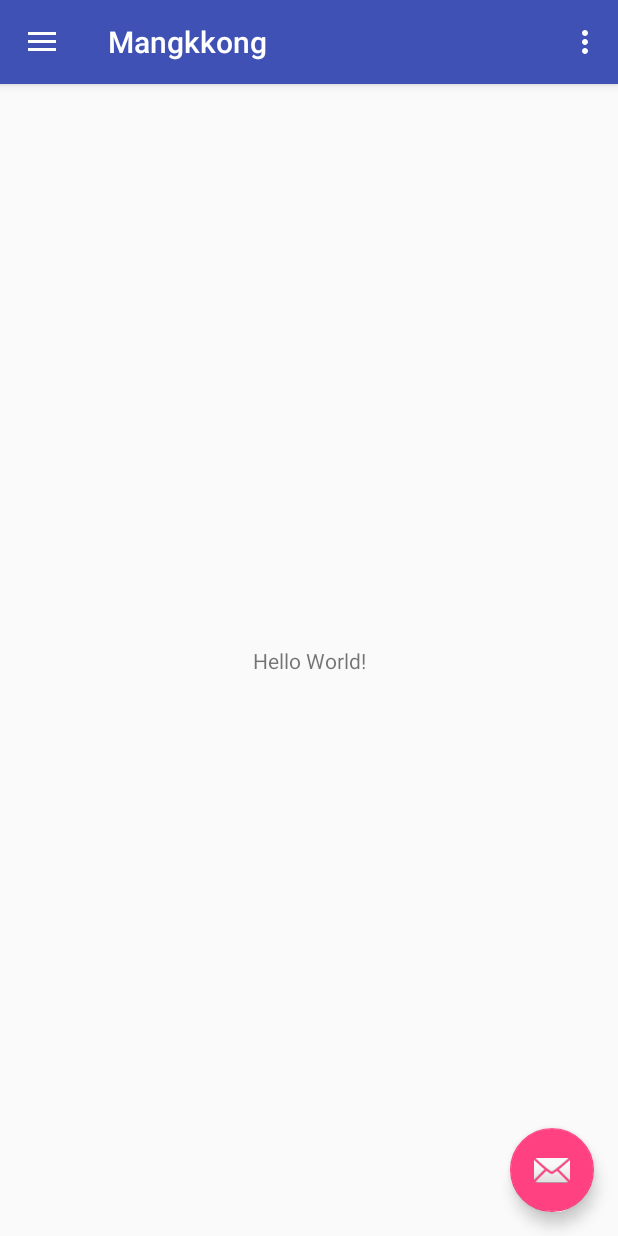
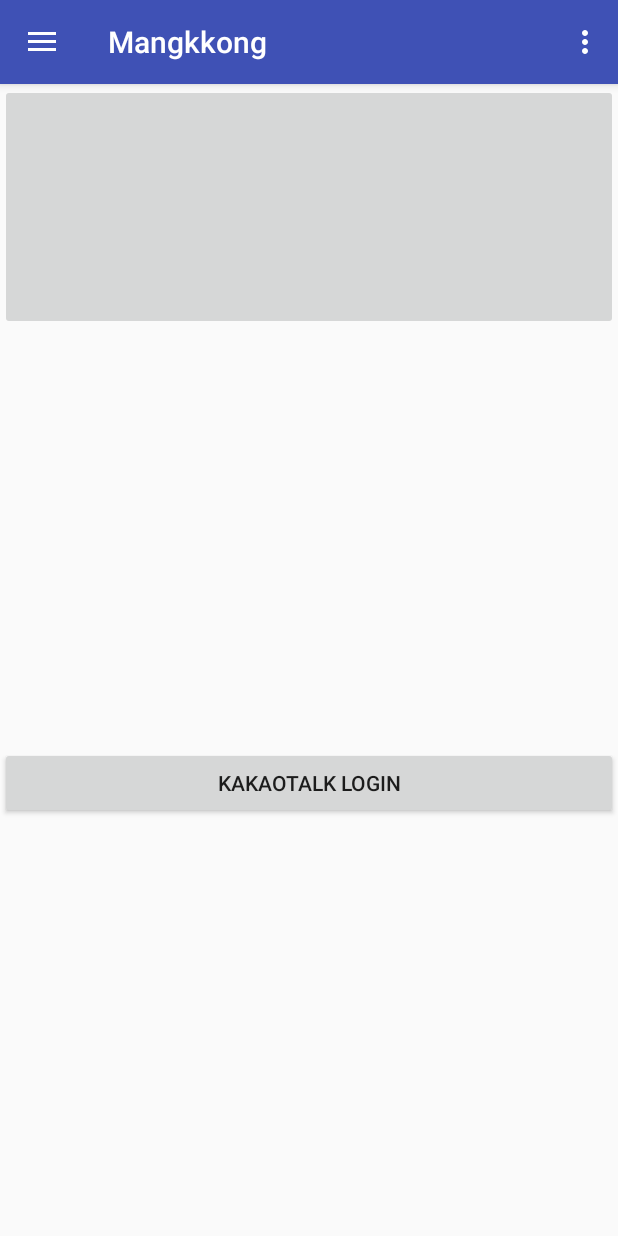
Before and after one commit to eungho77/MangkkongAndroid, an Android app: the screen it shows after launch (MainActivity), on a phone screen of 412 x 824 dp. Run offline under Robolectric (Android 15) with nearby library versions, the phone set to English and light mode, and no system bars.

Commit message:
로그인 UI 만들었습니다.

```diff
--- a/app/src/main/java/com/example/keh_a/mangkkong/MainActivity.java
+++ b/app/src/main/java/com/example/keh_a/mangkkong/MainActivity.java
@@ -22,15 +22,6 @@ public class MainActivity extends AppCompatActivity
         setContentView(R.layout.activity_main);
         Toolbar toolbar = (Toolbar) findViewById(R.id.toolbar);
         setSupportActionBar(toolbar);
-
-        FloatingActionButton fab = (FloatingActionButton) findViewById(R.id.fab);
-        fab.setOnClickListener(new View.OnClickListener() {
-            @Override
-            public void onClick(View view) {
-                Snackbar.make(view, "Replace with your own action", Snackbar.LENGTH_LONG)
-                        .setAction("Action", null).show();
-            }
-        });
 
         DrawerLayout drawer = (DrawerLayout) findViewById(R.id.drawer_layout);
         ActionBarDrawerToggle toggle = new ActionBarDrawerToggle(
--- a/app/src/main/res/layout/app_bar_main.xml
+++ b/app/src/main/res/layout/app_bar_main.xml
@@ -22,12 +22,4 @@
 
     <include layout="@layout/content_main" />
 
-    <android.support.design.widget.FloatingActionButton
-        android:id="@+id/fab"
-        android:layout_width="wrap_content"
-        android:layout_height="wrap_content"
-        android:layout_gravity="bottom|end"
-        android:layout_margin="@dimen/fab_margin"
-        app:srcCompat="@android:drawable/ic_dialog_email" />
-
 </android.support.design.widget.CoordinatorLayout>
--- a/app/src/main/res/layout/content_main.xml
+++ b/app/src/main/res/layout/content_main.xml
@@ -1,5 +1,5 @@
 <?xml version="1.0" encoding="utf-8"?>
-<android.support.constraint.ConstraintLayout xmlns:android="http://schemas.android.com/apk/res/android"
+<RelativeLayout xmlns:android="http://schemas.android.com/apk/res/android"
     xmlns:app="http://schemas.android.com/apk/res-auto"
     xmlns:tools="http://schemas.android.com/tools"
     android:layout_width="match_parent"
@@ -8,13 +8,26 @@
     tools:context=".MainActivity"
     tools:showIn="@layout/app_bar_main">
 
-    <TextView
-        android:layout_width="wrap_content"
-        android:layout_height="wrap_content"
-        android:text="Hello World!"
-        app:layout_constraintBottom_toBottomOf="parent"
-        app:layout_constraintLeft_toLeftOf="parent"
-        app:layout_constraintRight_toRightOf="parent"
-        app:layout_constraintTop_toTopOf="parent" />
+    <ImageButton
+        android:id="@+id/imgbtn"
+        android:layout_width="fill_parent"
+        android:layout_height="164dp" />
 
-</android.support.constraint.ConstraintLayout>
+    <RelativeLayout
+        android:layout_width="match_parent"
+        android:layout_height="match_parent"
+        android:layout_below="@id/imgbtn"
+        >
+
+        <Button
+            android:layout_width="match_parent"
+            android:layout_height="wrap_content"
+            android:text="kakaotalk login"
+            android:layout_centerHorizontal="true"
+            android:layout_centerVertical="true"
+            />
+
+    </RelativeLayout>
+
+
+</RelativeLayout>
```
